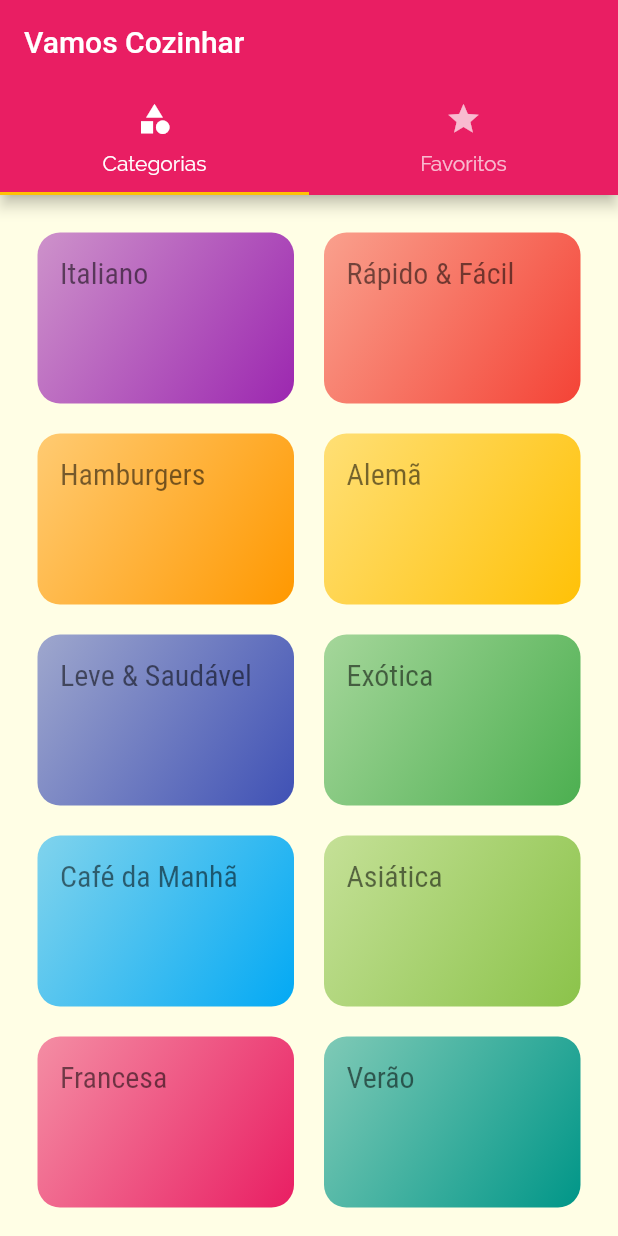
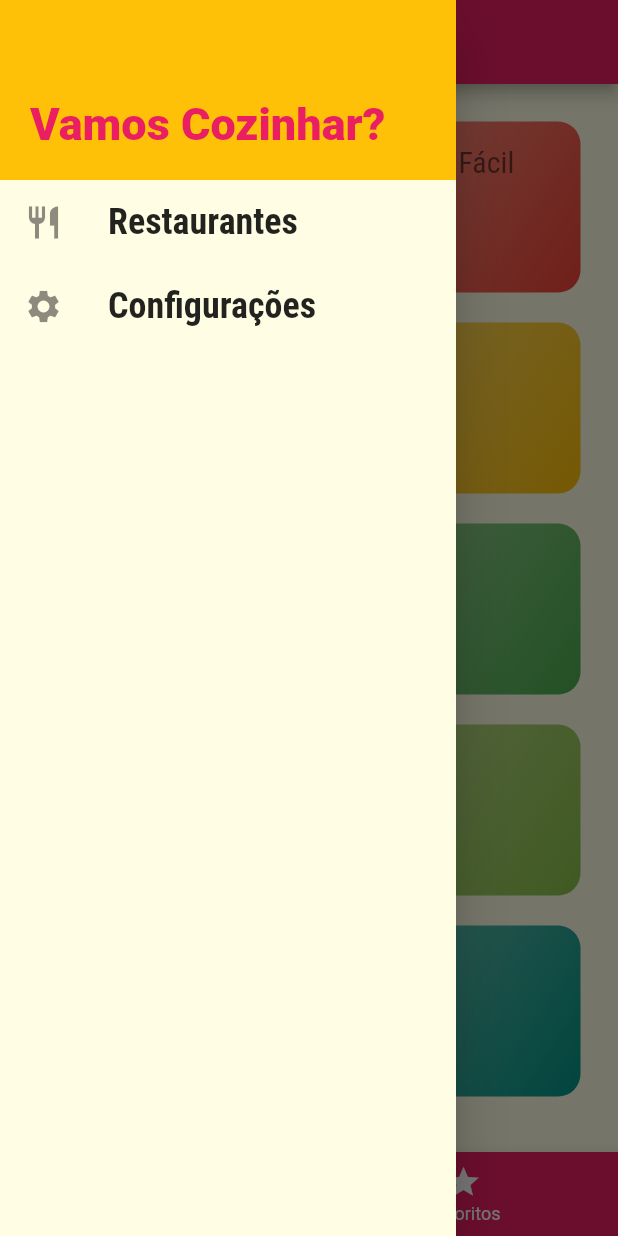
Before and after one commit to romildojpaiter/vamos-comer-app, a Flutter app: the screen it shows after launch, with the side drawer open (before the commit the screen has no drawer), on a phone screen of 412 x 824 dp. Run offline on Flutter 3.47's test engine with Material 2 defaults, Android fonts, the phone set to English and light mode, and no system bars.

Commit message:
Inclusão de Drawer e Rotas de Settings

```diff
--- /dev/null
+++ b/lib/components/main_drawer.dart
@@ -0,0 +1,61 @@
+import 'package:flutter/material.dart';
+import 'package:meals/utils/app_routes.dart';
+
+class MainDrawer extends StatelessWidget {
+  const MainDrawer({Key? key}) : super(key: key);
+
+  Widget _createItem(
+      IconData iconData, String label, GestureTapCallback onTap) {
+    return ListTile(
+      leading: Icon(
+        iconData,
+        size: 26,
+      ),
+      title: Text(
+        label,
+        style: const TextStyle(
+            fontFamily: 'RobotoCondensed',
+            fontSize: 24,
+            fontWeight: FontWeight.w700),
+      ),
+      // onTap: () {}, // <- Isso é uma função anonima
+      onTap: onTap,
+    );
+  }
+
+  @override
+  Widget build(BuildContext context) {
+    return Drawer(
+      child: Column(
+        children: [
+          Container(
+            height: 120,
+            width: double.infinity,
+            padding: const EdgeInsets.all(20),
+            color: Theme.of(context).colorScheme.secondary,
+            child: Text(
+              'Vamos Cozinhar?',
+              style: TextStyle(
+                fontWeight: FontWeight.w900,
+                fontSize: 30,
+                color: Theme.of(context).colorScheme.primary,
+              ),
+            ),
+            alignment: Alignment.bottomLeft,
+          ),
+          _createItem(
+            Icons.restaurant,
+            'Restaurantes',
+            () => Navigator.of(context).pushReplacementNamed(AppRoutes.HOME),
+          ),
+          _createItem(
+            Icons.settings,
+            'Configurações',
+            () =>
+                Navigator.of(context).pushReplacementNamed(AppRoutes.SETTINGS),
+          )
+        ],
+      ),
+    );
+  }
+}
--- a/lib/main.dart
+++ b/lib/main.dart
@@ -1,6 +1,8 @@
 import 'package:flutter/material.dart';
 import 'package:meals/screens/categories_meals_screen.dart';
 import 'package:meals/screens/meal_detail_screen.dart';
+import 'package:meals/screens/settings_screen.dart';
+import 'package:meals/screens/tabs_botton_screen.dart';
 import 'package:meals/screens/tabs_screen.dart';
 import 'package:meals/utils/app_routes.dart';
 
@@ -13,9 +15,11 @@ class VamosCozinharApp extends StatelessWidget {
 
   _getRoutes(BuildContext ctx) {
     return {
-      AppRoutes.HOME: (ctx) => const TabsScreen(),
+      AppRoutes.HOME: (ctx) => const TabsBottonScreen(),
+      // AppRoutes.HOME: (ctx) => const TabsScreen(),
       AppRoutes.CATEGORIES_MEALS: (ctx) => const CategoriesMealsScreen(),
       AppRoutes.MEAL_DETAIL: (ctx) => const MealDetailScreen(),
+      AppRoutes.SETTINGS: (ctx) => const SettingsScreen(),
     };
   }
 
--- /dev/null
+++ b/lib/screens/settings_screen.dart
@@ -0,0 +1,19 @@
+import 'package:flutter/material.dart';
+import 'package:meals/components/main_drawer.dart';
+
+class SettingsScreen extends StatelessWidget {
+  const SettingsScreen({Key? key}) : super(key: key);
+
+  @override
+  Widget build(BuildContext context) {
+    return Scaffold(
+      appBar: AppBar(
+        title: const Text('Configurações'),
+      ),
+      drawer: const MainDrawer(),
+      body: const Center(
+        child: Text('Tela de Configurações!'),
+      ),
+    );
+  }
+}
--- /dev/null
+++ b/lib/screens/tabs_botton_screen.dart
@@ -0,0 +1,56 @@
+import 'package:flutter/material.dart';
+import 'package:meals/components/main_drawer.dart';
+import 'package:meals/screens/categories_screen.dart';
+import 'package:meals/screens/favorite_screen.dart';
+
+class TabsBottonScreen extends StatefulWidget {
+  const TabsBottonScreen({Key? key}) : super(key: key);
+
+  @override
+  State<TabsBottonScreen> createState() => _TabsBottonScreenState();
+}
+
+class _TabsBottonScreenState extends State<TabsBottonScreen> {
+  //
+  int _selectedScreenIndex = 0;
+  final List<Map<String, Object>> _screens = [
+    {'title': 'Lista de Categorias', 'screen': const CategoriesScreen()},
+    {'title': 'Meus Favoritos', 'screen': const FavoriteScreen()},
+  ];
+
+  _selectScreen(int index) {
+    setState(() {
+      _selectedScreenIndex = index;
+    });
+  }
+
+  @override
+  Widget build(BuildContext context) {
+    return Scaffold(
+      appBar: AppBar(
+        title: Text(
+          _screens[_selectedScreenIndex]['title'] as String,
+        ),
+      ),
+      drawer: const MainDrawer(),
+      body: _screens[_selectedScreenIndex]['screen'] as Widget,
+      bottomNavigationBar: BottomNavigationBar(
+        onTap: _selectScreen,
+        backgroundColor: Theme.of(context).colorScheme.primary,
+        unselectedItemColor: Colors.white,
+        selectedItemColor: Theme.of(context).colorScheme.secondary,
+        currentIndex: _selectedScreenIndex,
+        items: const [
+          BottomNavigationBarItem(
+            icon: Icon(Icons.category),
+            label: 'Categorias',
+          ),
+          BottomNavigationBarItem(
+            icon: Icon(Icons.star),
+            label: 'Favoritos',
+          )
+        ],
+      ),
+    );
+  }
+}
--- a/lib/screens/tabs_screen.dart
+++ b/lib/screens/tabs_screen.dart
@@ -25,7 +25,7 @@ class TabsScreen extends StatelessWidget {
             ],
           ),
         ),
-        body: TabBarView(
+        body: const TabBarView(
           children: [
             CategoriesScreen(),
             FavoriteScreen(),
--- a/lib/utils/app_routes.dart
+++ b/lib/utils/app_routes.dart
@@ -2,4 +2,5 @@ class AppRoutes {
   static const HOME = '/';
   static const CATEGORIES_MEALS = '/categories-meals';
   static const MEAL_DETAIL = '/meals-detail';
+  static const SETTINGS = '/settings';
 }
```
